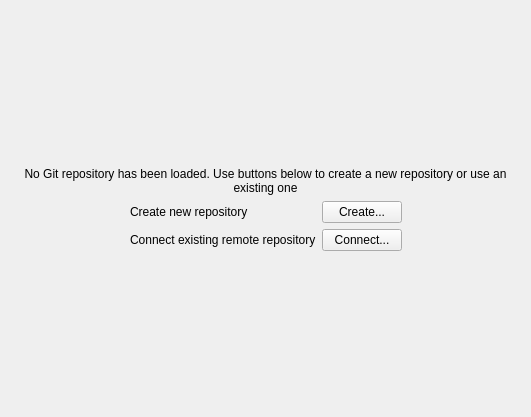
First picture: the form in ui/git_mdi_area_placeholder_widget.ui, repository lasest/manuwrite, before the edit.
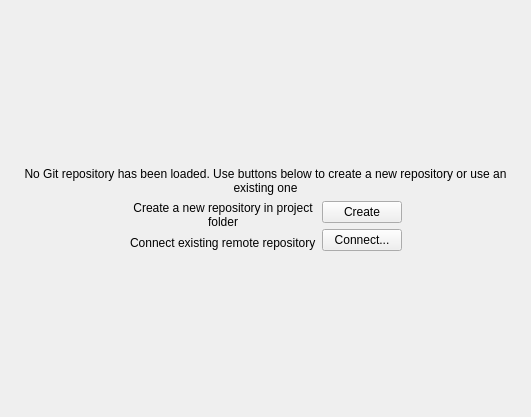
Second picture: the form after the edit.

Commit message: Added creation of GitMdiArea subwindows

What changed in the file:
```diff
--- a/ui/git_mdi_area_placeholder_widget.ui
+++ b/ui/git_mdi_area_placeholder_widget.ui
@@ -60,7 +60,13 @@
        <item>
         <widget class="QLabel" name="CreateNewRepoPushButton">
          <property name="text">
-          <string>Create new repository</string>
+          <string>Create a new repository in project folder</string>
+         </property>
+         <property name="alignment">
+          <set>Qt::AlignCenter</set>
+         </property>
+         <property name="wordWrap">
+          <bool>true</bool>
          </property>
         </widget>
        </item>
@@ -78,7 +84,7 @@
        <item>
         <widget class="QPushButton" name="pushButton">
          <property name="text">
-          <string>Create...</string>
+          <string>Create</string>
          </property>
         </widget>
        </item>
```
Left out of the diff: 16 changed lines with no effect on the pictures. The commit also changes 22 other files.
